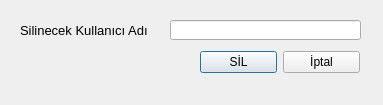
First picture: the form in forms/deleteuser.ui, repository ydcpp/ParkingLotManagement, before the edit.
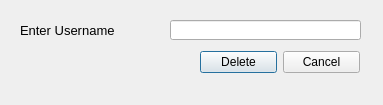
Second picture: the form after the edit.

Patch:
```diff
--- a/forms/deleteuser.ui
+++ b/forms/deleteuser.ui
@@ -28,7 +28,7 @@
     </font>
    </property>
    <property name="text">
-    <string>Silinecek Kullanıcı Adı</string>
+    <string>Enter Username</string>
    </property>
   </widget>
   <widget class="QLineEdit" name="lineEdit_deleteUsername">
@@ -59,14 +59,14 @@
     <item>
      <widget class="QPushButton" name="pushButton_delete">
       <property name="text">
-       <string>SİL</string>
+       <string>Delete</string>
       </property>
      </widget>
     </item>
     <item>
      <widget class="QPushButton" name="pushButton_cancel">
       <property name="text">
-       <string>İptal</string>
+       <string>Cancel</string>
       </property>
      </widget>
     </item>
```
Left out of the diff: 23 changed lines with no effect on the pictures.
